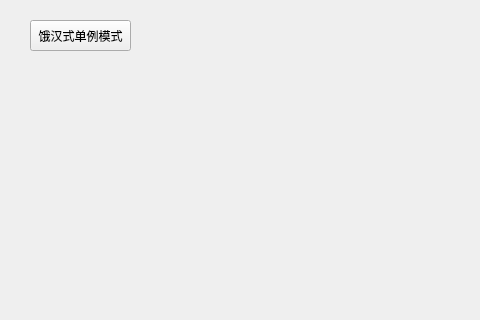
Before: the Qt Designer form mainwindow.ui in XuzzLLL/DesignPatterns, drawn with Qt 5; both pictures show x 0 to 480 and y 0 to 320 of the 800 by 600 pixel window.
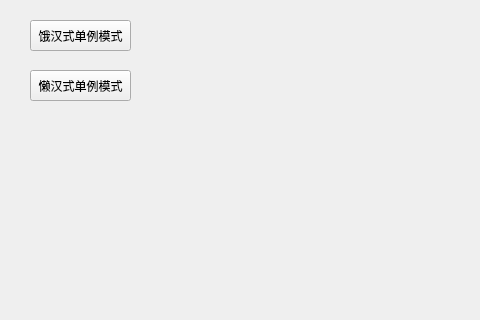
After: the same form once the commit is applied.

What changed in the file:
```diff
--- a/mainwindow.ui
+++ b/mainwindow.ui
@@ -27,6 +27,19 @@
      <string>饿汉式单例模式</string>
     </property>
    </widget>
+   <widget class="QPushButton" name="LazySingleton">
+    <property name="geometry">
+     <rect>
+      <x>30</x>
+      <y>70</y>
+      <width>101</width>
+      <height>31</height>
+     </rect>
+    </property>
+    <property name="text">
+     <string>懒汉式单例模式</string>
+    </property>
+   </widget>
   </widget>
   <widget class="QMenuBar" name="menubar">
    <property name="geometry">
```
Left out of the diff: 2 changed lines with no effect on the pictures.
